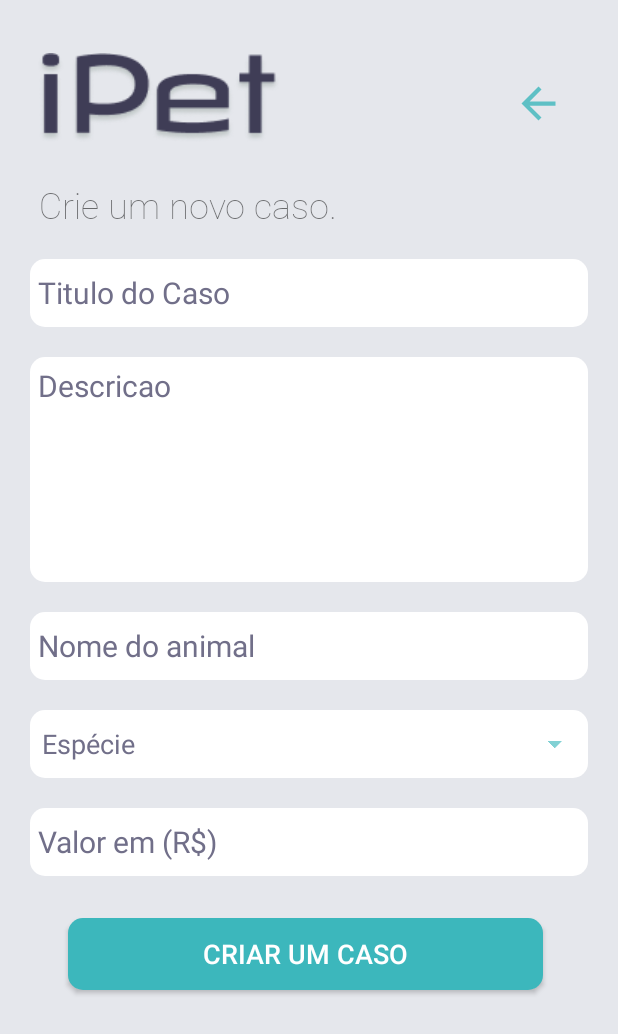
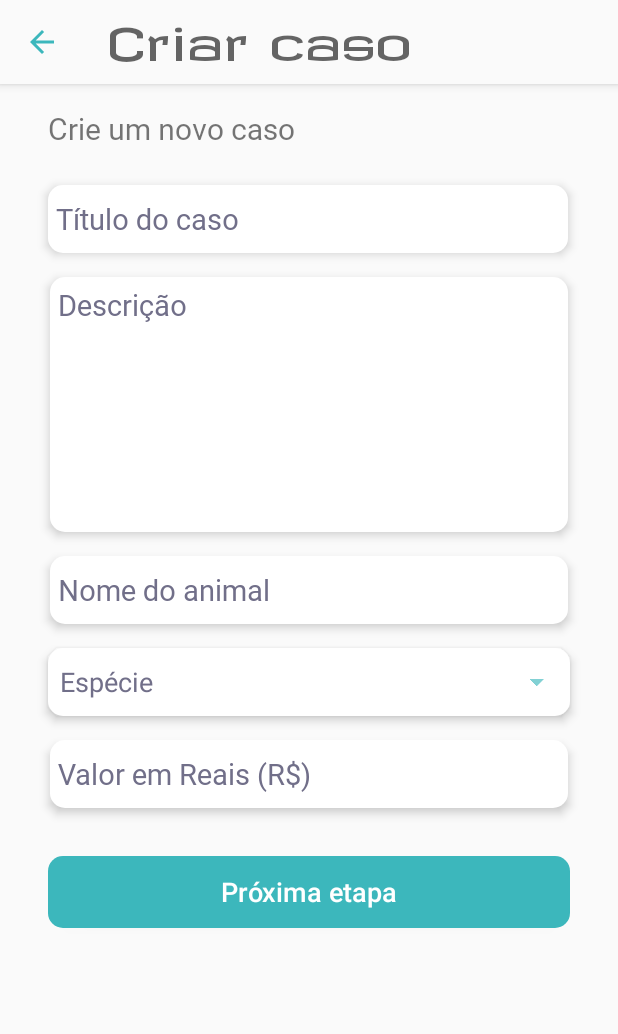
Before and after one commit to mrpapaia/Ipet, an Android app: the CriarCasoActivity screen opened directly, with no data from a screen before it, on a phone screen of 412 x 824 dp. Shown: the top 1034 px of the screen. Run offline under Robolectric (Android 15) with nearby library versions, the phone set to English and light mode, and no system bars.

Commit message:
Adicionado envio de foto no cadastro de caso

```diff
--- a/app/src/main/java/br/com/bdt/ipet/view/CriarCasoActivity.java
+++ b/app/src/main/java/br/com/bdt/ipet/view/CriarCasoActivity.java
@@ -1,29 +1,28 @@
 package br.com.bdt.ipet.view;
 
-import androidx.annotation.NonNull;
 import androidx.appcompat.app.AppCompatActivity;
+import androidx.appcompat.widget.Toolbar;
 
 import android.annotation.SuppressLint;
+import android.content.Intent;
 import android.content.pm.ActivityInfo;
+import android.graphics.PorterDuff;
 import android.os.Bundle;
 import android.view.View;
 import android.widget.Button;
 import android.widget.EditText;
 import android.widget.Spinner;
 import android.widget.TextView;
-import android.widget.Toast;
 
 import br.com.bdt.ipet.R;
+import br.com.bdt.ipet.data.model.Caso;
+import br.com.bdt.ipet.singleton.CasoSingleton;
 import br.com.bdt.ipet.singleton.OngSingleton;
 import br.com.bdt.ipet.util.GeralUtils;
 import br.com.bdt.ipet.data.model.Ong;
-import com.google.android.gms.tasks.OnFailureListener;
-import com.google.android.gms.tasks.OnSuccessListener;
-import com.google.firebase.firestore.FirebaseFirestore;
 
 import java.util.Arrays;
-import java.util.HashMap;
-import java.util.Map;
+import java.util.Objects;
 import java.util.UUID;
 
 import static br.com.bdt.ipet.util.GeralUtils.isValidInput;
@@ -31,35 +30,41 @@ import static br.com.bdt.ipet.util.GeralUtils.toast;
 
 public class CriarCasoActivity extends AppCompatActivity {
 
-    FirebaseFirestore db;
-    Ong ong;
-    EditText etTituloCaso, etDescricaoCaso, etAnimalCaso, etValorCaso;
-    TextView tvVoltar;
-    Spinner spEspecieCaso;
-    Button btCriarCaso;
+    private Ong ong;
+    private EditText etTituloCaso;
+    private EditText etDescricaoCaso;
+    private EditText etNomeAnimalCaso;
+    private EditText etValorCaso;
+    private Spinner spEspecieCaso;
 
-    @SuppressLint("SourceLockedOrientationActivity")
+    @SuppressLint({"SourceLockedOrientationActivity", "SetTextI18n"})
     @Override
     protected void onCreate(Bundle savedInstanceState) {
         super.onCreate(savedInstanceState);
         setContentView(R.layout.activity_criar_caso);
         setRequestedOrientation(ActivityInfo.SCREEN_ORIENTATION_PORTRAIT);
 
+        Toolbar myToolbar = findViewById(R.id.tbNormal);
+        TextView title = findViewById(R.id.toolbar_title);
+        TextView title_extra = findViewById(R.id.toolbar_extra);
+        title.setText("Criar caso");
+        title_extra.setText("");
+        setSupportActionBar(myToolbar);
+        Objects.requireNonNull(getSupportActionBar()).setDisplayHomeAsUpEnabled(true);
+        getSupportActionBar().setDisplayShowHomeEnabled(true);
+        getSupportActionBar().setDisplayShowTitleEnabled(false);
+        myToolbar.setNavigationOnClickListener(v -> onBackPressed());
+        Objects.requireNonNull(myToolbar.getNavigationIcon()).setColorFilter(getResources().getColor(R.color.colorPrimary), PorterDuff.Mode.SRC_ATOP);
+
         OngSingleton ongSingleton = OngSingleton.getOngSingleton();
-
-        db = FirebaseFirestore.getInstance();
         ong = ongSingleton.getOng();
 
         etTituloCaso = findViewById(R.id.etTituloCaso);
         etDescricaoCaso = findViewById(R.id.etDescricaoCaso);
-        etAnimalCaso = findViewById(R.id.etAnimalCaso);
+        etNomeAnimalCaso = findViewById(R.id.etNomeAnimalCaso);
         etValorCaso = findViewById(R.id.etValorCaso);
-
-        tvVoltar = findViewById(R.id.tvVoltar);
-
         spEspecieCaso = findViewById(R.id.spEspecieCaso);
-
-        btCriarCaso = findViewById(R.id.btCriarCaso);
+        Button bCriarCaso = findViewById(R.id.bCriarCaso);
 
         GeralUtils.setDataSpinner(
                 spEspecieCaso,  //spinner
@@ -85,9 +90,9 @@ public class CriarCasoActivity extends AppCompatActivity {
             return;
         }
 
-        String nomeAnimal = etAnimalCaso.getText().toString();
+        String nomeAnimal = etNomeAnimalCaso.getText().toString();
         if(!isValidInput(nomeAnimal, "text")){
-            etAnimalCaso.setError("Insira o nome do animal");
+            etNomeAnimalCaso.setError("Insira o nome do animal");
             return;
         }
 
@@ -103,48 +108,15 @@ public class CriarCasoActivity extends AppCompatActivity {
             etValorCaso.setError("Insira um valor válido");
             return;
         }
+
         Double valor = Double.parseDouble(valorString);
 
-        Map<String, Object> caso = new HashMap<>();
-        caso.put("id", id);
-        caso.put("titulo", titulo);
-        caso.put("descricao", descricao);
-        caso.put("nomeAnimal", nomeAnimal);
-        caso.put("especie", especie);
-        caso.put("valor", valor);
+        CasoSingleton casoSingleton = CasoSingleton.getCasoSingleton();
+        casoSingleton.setCaso(new Caso(id, titulo, descricao, nomeAnimal, especie, valor, "", ong));
 
-        setEnableViews(false);
-
-        db.collection("ongs")
-                .document(ong.getEmail())
-                .collection("casos")
-                .document(id)
-                .set(caso)
-                .addOnSuccessListener(new OnSuccessListener<Void>() {
-                    @Override
-                    public void onSuccess(Void aVoid) {
-                        Toast.makeText(getApplicationContext(), "Caso Criado.",
-                                Toast.LENGTH_LONG).show();
-                        onBackPressed();
-                    }
-                }).addOnFailureListener(new OnFailureListener() {
-            @Override
-            public void onFailure(@NonNull Exception e) {
-                Toast.makeText(getApplicationContext(), "Falha ao criar um caso.",
-                        Toast.LENGTH_LONG).show();
-                setEnableViews(true);
-            }
-        });
-    }
-
-    public void setEnableViews(boolean op){
-        etTituloCaso.setEnabled(op);
-        etDescricaoCaso.setEnabled(op);
-        etValorCaso.setEnabled(op);
-        etAnimalCaso.setEnabled(op);
-        spEspecieCaso.setEnabled(op);
-        btCriarCaso.setEnabled(op);
-        tvVoltar.setEnabled(op);
+        Intent intent = new Intent(getApplicationContext(), EnviarFoto.class);
+        intent.putExtra("isCaso", true);
+        startActivity(intent);
     }
 
     public void voltar(View view){
--- a/app/src/main/java/br/com/bdt/ipet/view/OngMain.java
+++ b/app/src/main/java/br/com/bdt/ipet/view/OngMain.java
@@ -1,5 +1,6 @@
 package br.com.bdt.ipet.view;
 
+import androidx.annotation.RequiresApi;
 import androidx.appcompat.app.AppCompatActivity;
 import androidx.appcompat.widget.Toolbar;
 import androidx.drawerlayout.widget.DrawerLayout;
@@ -10,6 +11,7 @@ import androidx.recyclerview.widget.RecyclerView;
 import android.annotation.SuppressLint;
 import android.content.Intent;
 import android.content.pm.ActivityInfo;
+import android.os.Build;
 import android.os.Bundle;
 import android.view.Gravity;
 import android.view.View;
@@ -42,11 +44,12 @@ public class OngMain extends AppCompatActivity {
     private OngSingleton ongSingleton;
     private CasoController casoController;
 
+    @RequiresApi(api = Build.VERSION_CODES.N)
     @SuppressLint({"RtlHardcoded", "SourceLockedOrientationActivity", "SetTextI18n"})
     @Override
     protected void onCreate(Bundle savedInstanceState) {
         super.onCreate(savedInstanceState);
-        setContentView(R.layout.activity_listagem_de_casos);
+        setContentView(R.layout.activity_ong_main);
         setRequestedOrientation(ActivityInfo.SCREEN_ORIENTATION_PORTRAIT);
         Toolbar tbMain = findViewById(R.id.tbMain);
         tbMain.setNavigationOnClickListener(view -> dLayout.openDrawer(Gravity.LEFT));
--- a/app/src/main/res/layout/activity_cadastro_ong.xml
+++ b/app/src/main/res/layout/activity_cadastro_ong.xml
@@ -102,6 +102,7 @@
         android:background="@drawable/style_button"
         android:onClick="cadastrar"
         android:text="@string/cadastrar"
+        android:textAllCaps="false"
         android:textColor="#fff"
         android:textSize="18sp"
         app:layout_constraintEnd_toEndOf="parent"
--- a/app/src/main/res/layout/activity_criar_caso.xml
+++ b/app/src/main/res/layout/activity_criar_caso.xml
@@ -1,156 +1,100 @@
 <?xml version="1.0" encoding="utf-8"?>
-<LinearLayout xmlns:android="http://schemas.android.com/apk/res/android"
+<androidx.constraintlayout.widget.ConstraintLayout
+    xmlns:android="http://schemas.android.com/apk/res/android"
     xmlns:app="http://schemas.android.com/apk/res-auto"
     xmlns:tools="http://schemas.android.com/tools"
     android:layout_width="match_parent"
     android:layout_height="match_parent"
     android:orientation="vertical"
-    android:background="#E5E7EC"
+    android:background="@color/bgColor"
     tools:context=".view.CriarCasoActivity">
 
-    <androidx.constraintlayout.widget.ConstraintLayout
-        android:layout_width="match_parent"
-        android:layout_height="120dp">
+    <include
+        layout="@layout/toolbar_default" />
 
-        <ImageView
-            android:id="@+id/imageView"
+    <TextView
+        android:id="@+id/textView3"
         android:layout_width="wrap_content"
         android:layout_height="wrap_content"
-            android:layout_margin="25dp"
         android:layout_marginStart="32dp"
-            app:layout_constraintBottom_toBottomOf="parent"
+        android:layout_marginTop="16dp"
+        android:fontFamily="@font/roboto"
+        android:text="@string/crie_um_novo_caso"
+        android:textSize="20sp"
         app:layout_constraintStart_toStartOf="parent"
-            app:layout_constraintTop_toTopOf="parent"
-            app:layout_constraintVertical_bias="1.0"
-            app:srcCompat="@drawable/ipet_logo_pages" />
-
-        <TextView
-            android:id="@+id/tvVoltar"
-            android:layout_width="wrap_content"
-            android:layout_height="wrap_content"
-            android:layout_marginStart="124dp"
-            android:layout_weight="1"
-            android:drawableRight="@drawable/ic_arrow_back"
-            android:onClick="voltar"
-            app:layout_constraintBottom_toBottomOf="parent"
-            app:layout_constraintEnd_toEndOf="parent"
-            app:layout_constraintHorizontal_bias="0.462"
-            app:layout_constraintStart_toEndOf="@+id/imageView"
-            app:layout_constraintTop_toTopOf="parent"
-            app:layout_constraintVertical_bias="0.604" />
-
-    </androidx.constraintlayout.widget.ConstraintLayout>
-
-    <ScrollView
-        android:layout_width="match_parent"
-        android:layout_height="match_parent">
-
-        <LinearLayout
-            android:layout_width="match_parent"
-            android:layout_height="wrap_content"
-            android:orientation="vertical">
-
-            <TextView
-                android:id="@+id/textView4"
-                android:layout_width="wrap_content"
-                android:layout_height="wrap_content"
-                android:layout_marginStart="16dp"
-                android:fontFamily="@font/roboto_thin"
-                android:paddingLeft="10dp"
-                android:text="Crie um novo caso."
-                android:textSize="24dp" />
+        app:layout_constraintTop_toBottomOf="@+id/tbNormal" />
 
     <EditText
         android:id="@+id/etTituloCaso"
-                android:layout_width="match_parent"
-                android:layout_height="45dp"
-                android:layout_marginTop="20dp"
-                android:layout_marginLeft="20dp"
-                android:layout_marginRight="20dp"
-                android:ems="10"
-                android:maxLength="30"
-                android:textColorHint="#716F89"
-                android:textSize="20dp"
-                android:background="@drawable/style_edit"
-                android:padding="5dp"
+        style="@style/fildTextStyleFrist"
+        android:layout_marginStart="32dp"
+        android:layout_marginTop="24dp"
+        android:hint="@string/t_tulo_do_caso"
         android:inputType="textCapSentences|textAutoCorrect"
-                android:hint="Titulo do Caso" />
+        app:layout_constraintStart_toStartOf="parent"
+        app:layout_constraintTop_toBottomOf="@+id/textView3" />
 
     <EditText
         android:id="@+id/etDescricaoCaso"
-                android:layout_width="match_parent"
-                android:layout_height="150dp"
-                android:layout_marginTop="20dp"
-                android:layout_marginLeft="20dp"
-                android:layout_marginRight="20dp"
+        style="@style/fildTextStyle"
+        android:layout_height="170dp"
+        android:layout_marginTop="16dp"
+        android:background="@drawable/style_edit"
         android:ems="10"
+        android:gravity="start"
+        android:hint="@string/descri_o"
+        android:inputType="textCapSentences|textAutoCorrect|textMultiLine"
         android:maxLength="200"
-                android:inputType="textCapSentences|textAutoCorrect|textMultiLine"
-                android:textColorHint="#716F89"
-                android:textSize="20dp"
-                android:background="@drawable/style_edit"
-                android:padding="5dp"
-                android:gravity="left|top"
-                android:hint="Descricao" />
+        app:layout_constraintEnd_toEndOf="parent"
+        app:layout_constraintStart_toStartOf="parent"
+        app:layout_constraintTop_toBottomOf="@+id/etTituloCaso" />
 
     <EditText
-                android:id="@+id/etAnimalCaso"
-                android:layout_width="match_parent"
-                android:layout_height="45dp"
-                android:layout_marginTop="20dp"
-                android:layout_marginLeft="20dp"
-                android:layout_marginRight="20dp"
-                android:ems="10"
-                android:maxLength="10"
-                android:textColorHint="#716F89"
-                android:textSize="20dp"
-                android:background="@drawable/style_edit"
-                android:padding="5dp"
+        android:id="@+id/etNomeAnimalCaso"
+        style="@style/fildTextStyleFrist"
+        android:layout_marginTop="16dp"
+        android:hint="@string/nome_do_animal"
         android:inputType="textCapSentences|textAutoCorrect"
-                android:hint="Nome do animal" />
+        app:layout_constraintStart_toStartOf="parent"
+        app:layout_constraintTop_toBottomOf="@+id/etDescricaoCaso" />
 
     <Spinner
         android:id="@+id/spEspecieCaso"
         android:layout_width="match_parent"
-                android:layout_marginTop="20dp"
-                android:layout_marginLeft="20dp"
-                android:layout_marginRight="20dp"
+        android:layout_height="45dp"
+        android:layout_marginStart="32dp"
+        android:layout_marginTop="16dp"
+        android:layout_marginEnd="32dp"
         android:background="@drawable/style_spinner"
-                android:layout_height="45dp" />
+        android:elevation="4dp"
+        app:layout_constraintEnd_toEndOf="parent"
+        app:layout_constraintStart_toStartOf="parent"
+        app:layout_constraintTop_toBottomOf="@+id/etNomeAnimalCaso" />
 
     <EditText
         android:id="@+id/etValorCaso"
-                android:layout_width="match_parent"
-                android:layout_height="45dp"
-                android:layout_marginTop="20dp"
-                android:layout_marginLeft="20dp"
-                android:layout_marginRight="20dp"
-                android:ems="10"
-                android:textColorHint="#716F89"
-                android:textSize="20dp"
-                android:background="@drawable/style_edit"
-                android:padding="5dp"
-                android:inputType="numberDecimal"
-                android:hint="Valor em (R$)" />
+        style="@style/fildTextStyleFrist"
+        android:layout_marginTop="16dp"
+        android:hint="@string/valor_em_reais_r"
+        android:inputType="textCapSentences|textAutoCorrect"
+        app:layout_constraintStart_toStartOf="parent"
+        app:layout_constraintTop_toBottomOf="@+id/spEspecieCaso" />
 
     <Button
-                android:id="@+id/btCriarCaso"
+        android:id="@+id/bCriarCaso"
         android:layout_width="match_parent"
         android:layout_height="wrap_content"
-                android:layout_marginTop="28dp"
-                android:layout_marginLeft="45dp"
-                android:layout_marginRight="50dp"
-                android:layout_marginBottom="10dp"
+        android:layout_marginStart="32dp"
+        android:layout_marginTop="32dp"
+        android:layout_marginEnd="32dp"
         android:background="@drawable/style_button"
+        android:text="@string/pr_xima_etapa"
+        android:onClick="criarUmCaso"
+        android:textAllCaps="false"
         android:textColor="#fff"
-                android:textSize="18dp"
-                android:text="Criar um Caso"
-                android:onClick="criarUmCaso"/>
-        </LinearLayout>
+        android:textSize="18sp"
+        app:layout_constraintEnd_toEndOf="parent"
+        app:layout_constraintStart_toStartOf="parent"
+        app:layout_constraintTop_toBottomOf="@+id/etValorCaso" />
 
-
-    </ScrollView>
-
-
-
-</LinearLayout>
+</androidx.constraintlayout.widget.ConstraintLayout>
--- a/app/src/main/res/layout/activity_enviar_foto.xml
+++ b/app/src/main/res/layout/activity_enviar_foto.xml
@@ -12,8 +12,8 @@
       />
 
     <TextView
-        android:id="@+id/textView11"
-        android:text="Olá Focinho de Luz, gostaria de inserir uma foto? "
+        android:id="@+id/tvMsgImg"
+        android:text="Olá Focinho de Luz, gostaria de inserir uma foto?"
         style="@style/destaque"
         app:layout_constraintEnd_toEndOf="parent"
         app:layout_constraintStart_toStartOf="parent"
@@ -30,7 +30,7 @@
         style="@style/paragrafo"
         app:layout_constraintEnd_toEndOf="parent"
         app:layout_constraintStart_toStartOf="parent"
-        app:layout_constraintTop_toBottomOf="@+id/textView11" />
+        app:layout_constraintTop_toBottomOf="@+id/tvMsgImg" />
 
     <ImageView
         android:id="@+id/ivEnviar"
--- a/app/src/main/res/values/strings.xml
+++ b/app/src/main/res/values/strings.xml
@@ -28,7 +28,7 @@
     <string name="estado">Estado</string>
     <string name="munic_pio">Município</string>
     <string name="cadastrar">Cadastrar</string>
-    <string name="cnpj">CPF/CNPJ</string>
+    <string name="cnpj">CNPJ</string>
     <string name="whatsapp">Whatsapp</string>
     <string name="senha">Senha</string>
     <string name="e_mail">E-mail</string>
@@ -42,4 +42,10 @@
     <string name="cpf_cnpj_exemple">CPF/CNPJ: 00.000.000-00</string>
     <string name="agencia_exemple">Agência: 1243</string>
     <string name="conta_exemple">Conta: 000002-3</string>
+    <string name="crie_um_novo_caso">Crie um novo caso</string>
+    <string name="t_tulo_do_caso">Título do caso</string>
+    <string name="descri_o">Descrição</string>
+    <string name="nome_do_animal">Nome do animal</string>
+    <string name="valor_em_reais_r">Valor em Reais (R$)</string>
+    <string name="pr_xima_etapa">Próxima etapa</string>
 </resources>
```
Also changed, not shown: app/src/main/java/br/com/bdt/ipet/control/CasoController.java (+47 -0 lines), app/src/main/java/br/com/bdt/ipet/data/model/Caso.java (+14 -1 lines), app/src/main/java/br/com/bdt/ipet/repository/CasoRepository.java (+20 -6 lines), app/src/main/java/br/com/bdt/ipet/singleton/CasoSingleton.java (+20 -0 lines), app/src/main/java/br/com/bdt/ipet/view/EnviarFoto.java (+41 -6 lines), app/src/main/java/br/com/bdt/ipet/view/FimCadastro.java (+23 -2 lines), app/src/main/res/drawable-hdpi/caso_adicionado_sucess.png (added), app/src/main/res/layout/activity_ong_main.xml (renamed from app/src/main/res/layout/activity_listagem_de_casos.xml), 1 other file. Lines whose indentation alone changed are shown as unchanged.
